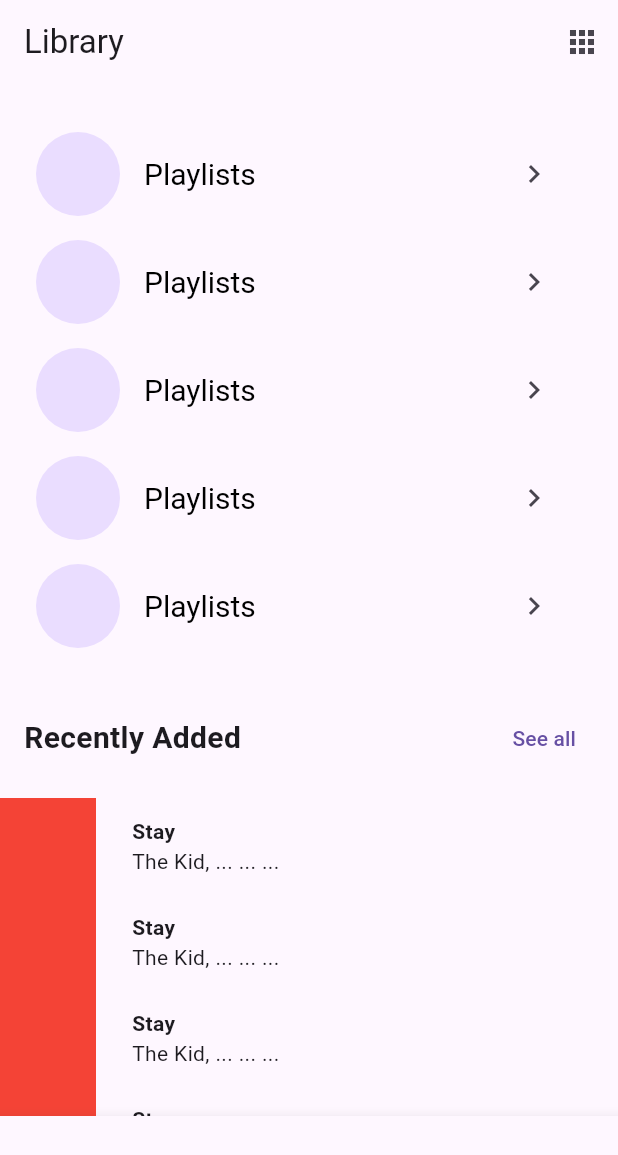
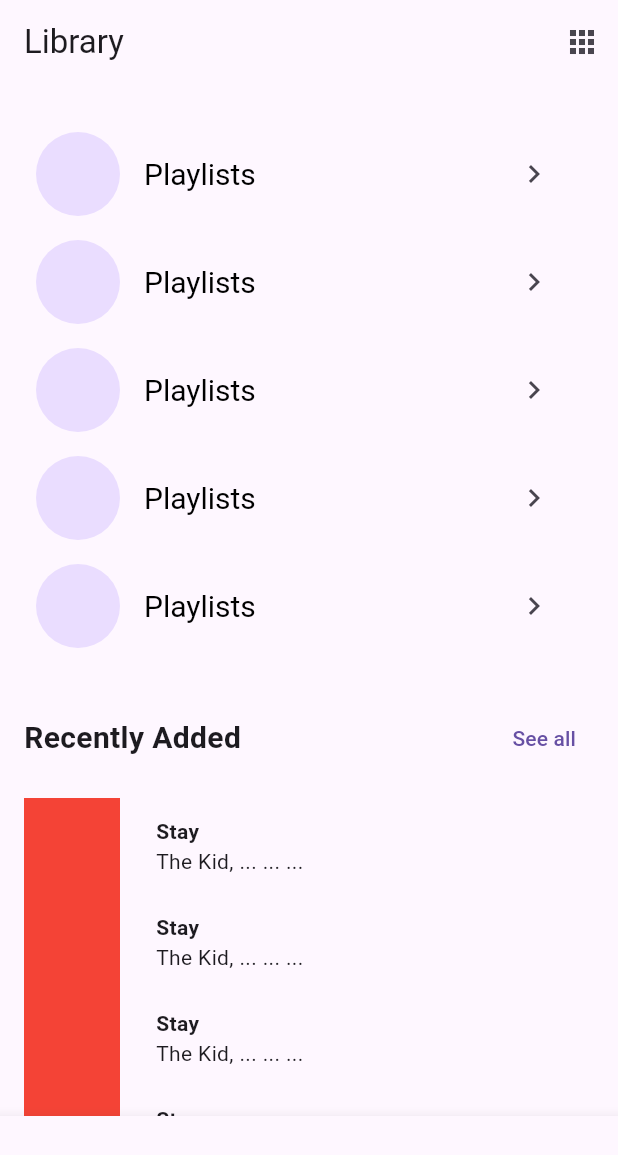
Before and after one commit to JAICHANGPARK/flutter_notebook_chapter_38, a Flutter app: the MusicStreamHomePage screen opened directly, on a phone screen of 412 x 824 dp. Shown: the top 1155 px of the screen. Run offline on Flutter 3.47's test engine with Material 3 defaults, Android fonts, the phone set to English and light mode, and no system bars; our stand-ins replace gap, go_router, google_fonts, smooth_page_indicator.

Commit message:
Update music_stream_home_page.dart

```diff
--- a/lib/ep1931_music_streaming_app/views/music_stream_home_page.dart
+++ b/lib/ep1931_music_streaming_app/views/music_stream_home_page.dart
@@ -76,7 +76,11 @@ class _MusicStreamHomePageState extends State<MusicStreamHomePage> {
                 ],
               ),
             ),
-            Column(
+            Padding(
+              padding: const EdgeInsets.symmetric(
+                horizontal: 16,
+              ),
+              child: Column(
                 children: List.generate(10, (index) {
                   return Row(
                     children: [
@@ -104,6 +108,7 @@ class _MusicStreamHomePageState extends State<MusicStreamHomePage> {
                     ],
                   );
                 }).toList(),
+              ),
             )
           ],
         ),
```
Lines whose indentation alone changed are shown as unchanged.
